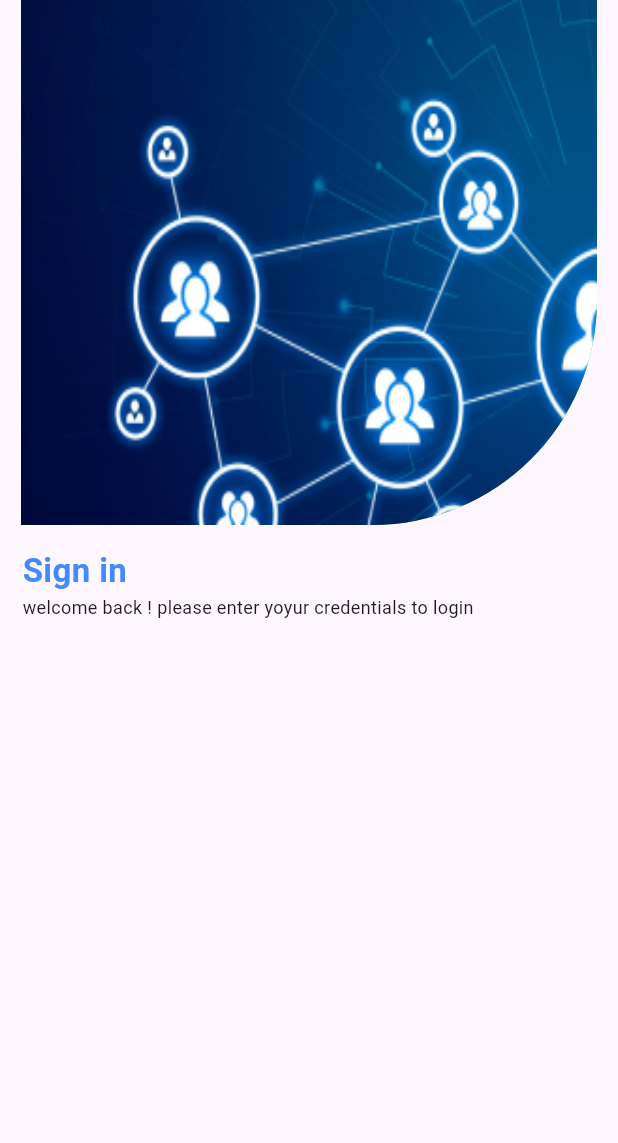
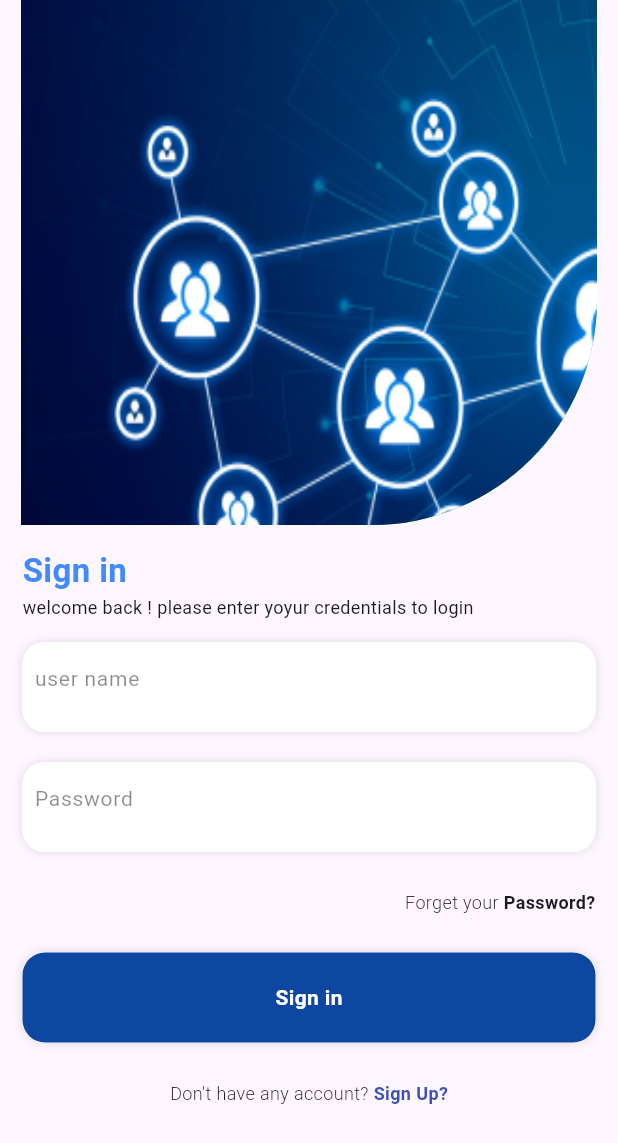
Before and after one commit to jithinkjclt/login-api, a Flutter app: the screen it shows after launch, on a phone screen of 412 x 824 dp. Shown: the top 1143 px of the screen. Run offline on Flutter 3.47's test engine with Material 3 defaults, Android fonts, the light colour scheme and no system bars.

Commit message:
updated Login

```diff
--- a/lib/Login.dart
+++ b/lib/Login.dart
@@ -1,13 +1,40 @@
 import 'package:flutter/cupertino.dart';
 import 'package:flutter/material.dart';
+import 'package:http/http.dart' as http;
+
+import 'homeScreen.dart';
 
 class login extends StatelessWidget {
-  const login({super.key});
+  login({super.key});
+
+  TextEditingController userctr = TextEditingController();
+  TextEditingController passctr = TextEditingController();
+
+  String url = "https://crm-beta-api.vozlead.in/api/v2/account/login/";
+
+  apiPostDatata(context) async {
+    var body = {
+      "email": userctr.text,
+      "password": passctr.text,
+    };
+    var headers;
+
+    final response = await http.post(Uri.parse(url),  headers: headers, body: body);
+    if (response.statusCode == 200) {
+      Navigator.of(context).push(MaterialPageRoute(
+        builder: (context) => const HomeScreen(),
+      ));
+    } else {
+      ScaffoldMessenger.of(context).showSnackBar(const SnackBar(
+          duration: Duration(milliseconds: 100), content: Text("Wrong")));
+    }
+  }
 
   @override
   Widget build(BuildContext context) {
     return Scaffold(
-      body: Column(
+      body: SingleChildScrollView(
+        child: Column(
           children: [
             Container(
               height: 350,
@@ -39,11 +66,151 @@ class login extends StatelessWidget {
             ),
             const Row(
               children: [
-              SizedBox(width: 15,),
-              const Text("welcome back ! please enter yoyur credentials to login",style: TextStyle(fontSize: 12),)
-            ],
+                SizedBox(
+                  width: 15,
+                ),
+                Text(
+                  "welcome back ! please enter yoyur credentials to login",
+                  style: TextStyle(fontSize: 12),
                 )
               ],
+            ),
+            Padding(
+              padding: const EdgeInsets.only(
+                  left: 15.0, right: 15, bottom: 10, top: 15),
+              child: Container(
+                decoration: BoxDecoration(
+                    color: Colors.white,
+                    borderRadius: BorderRadius.circular(15),
+                    boxShadow: const [
+                      BoxShadow(
+                          color: Colors.black12,
+                          blurRadius: 5,
+                          blurStyle: BlurStyle.outer)
+                    ]),
+                width: 390,
+                height: 60,
+                child: Padding(
+                  padding: const EdgeInsets.only(left: 8.0),
+                  child: TextFormField(
+                    decoration: const InputDecoration(
+                        hintText: "user name",
+                        hintStyle: TextStyle(
+                            fontSize: 14,
+                            fontWeight: FontWeight.w400,
+                            color: Colors.black45),
+                        border: InputBorder.none),
+                  ),
+                ),
+              ),
+            ),
+            Padding(
+              padding: const EdgeInsets.only(left: 15.0, right: 15, top: 10),
+              child: Container(
+                decoration: BoxDecoration(
+                    color: Colors.white,
+                    borderRadius: BorderRadius.circular(15),
+                    boxShadow: const [
+                      BoxShadow(
+                          color: Colors.black12,
+                          blurRadius: 5,
+                          blurStyle: BlurStyle.outer)
+                    ]),
+                width: 390,
+                height: 60,
+                child: Padding(
+                  padding: const EdgeInsets.only(left: 8.0),
+                  child: TextFormField(
+                    decoration: const InputDecoration(
+                        hintText: "Password",
+                        hintStyle: TextStyle(
+                            fontSize: 14,
+                            fontWeight: FontWeight.w400,
+                            color: Colors.black45),
+                        border: InputBorder.none),
+                  ),
+                ),
+              ),
+            ),
+            const SizedBox(
+              height: 25,
+            ),
+            const Row(
+              mainAxisAlignment: MainAxisAlignment.end,
+              children: [
+                SizedBox(
+                  width: 15,
+                ),
+                Text(
+                  "Forget your ",
+                  style: TextStyle(fontSize: 12, fontWeight: FontWeight.w300),
+                ),
+                Text(
+                  "Password?",
+                  style: TextStyle(fontSize: 12, fontWeight: FontWeight.bold),
+                ),
+                SizedBox(
+                  width: 15,
+                ),
+              ],
+            ),
+            const SizedBox(
+              height: 15,
+            ),
+            InkWell(
+              onTap: () {
+                apiPostDatata(context);
+              },
+              child: Padding(
+                padding: const EdgeInsets.only(left: 15.0, right: 15, top: 10),
+                child: Container(
+                    decoration: BoxDecoration(
+                        color: Colors.blue.shade900,
+                        borderRadius: BorderRadius.circular(15),
+                        boxShadow: const [
+                          BoxShadow(
+                              color: Colors.black12,
+                              blurRadius: 5,
+                              blurStyle: BlurStyle.outer)
+                        ]),
+                    width: 390,
+                    height: 60,
+                    child: const Center(
+                      child: Text(
+                        "Sign in",
+                        style: TextStyle(
+                            color: Colors.white, fontWeight: FontWeight.bold),
+                      ),
+                    )),
+              ),
+            ),
+            const SizedBox(
+              height: 25,
+            ),
+            const Row(
+              mainAxisAlignment: MainAxisAlignment.center,
+              children: [
+                SizedBox(
+                  width: 15,
+                ),
+                Text(
+                  "Don't have any account? ",
+                  style: TextStyle(fontSize: 12, fontWeight: FontWeight.w300),
+                ),
+                Text(
+                  "Sign Up?",
+                  style: TextStyle(
+                      fontSize: 12,
+                      color: Colors.indigo,
+                      fontWeight: FontWeight.bold),
+                ),
+                SizedBox(
+                  width: 15,
+                ),
+              ],
+            ),
+          ],
+        ),
       ),
     );
   }
--- a/lib/main.dart
+++ b/lib/main.dart
@@ -2,16 +2,17 @@ import 'package:flutter/material.dart';
 
 import 'Login.dart';
 
+
 void main(){
 
-  runApp(User());
+  runApp(const User());
 }
 class User extends StatelessWidget {
   const User({super.key});
 
   @override
   Widget build(BuildContext context) {
-    return  const MaterialApp(
+    return   MaterialApp(
       debugShowCheckedModeBanner: false,
       home:login() ,
     );
--- a/pubspec.yaml
+++ b/pubspec.yaml
@@ -35,6 +35,7 @@ dependencies:
   # The following adds the Cupertino Icons font to your application.
   # Use with the CupertinoIcons class for iOS style icons.
   cupertino_icons: ^1.0.6
+  http: ^1.2.1
 
 dev_dependencies:
   flutter_test:
```
Also changed, not shown: lib/homeScreen.dart (added, +195 -0 lines), pubspec.lock. Lines whose indentation alone changed are shown as unchanged.
